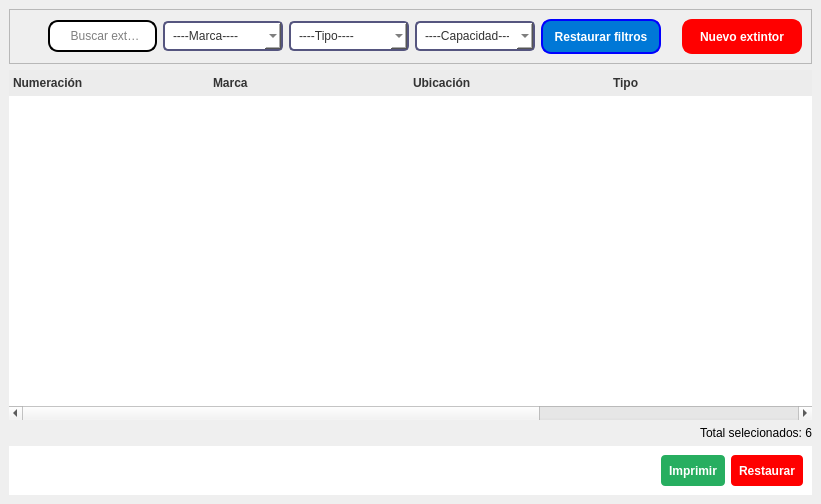
This is resources/ui/extintor_tab.ui in Julian2455/beatmat as Qt 5 draws it before an edit. The edited form follows.
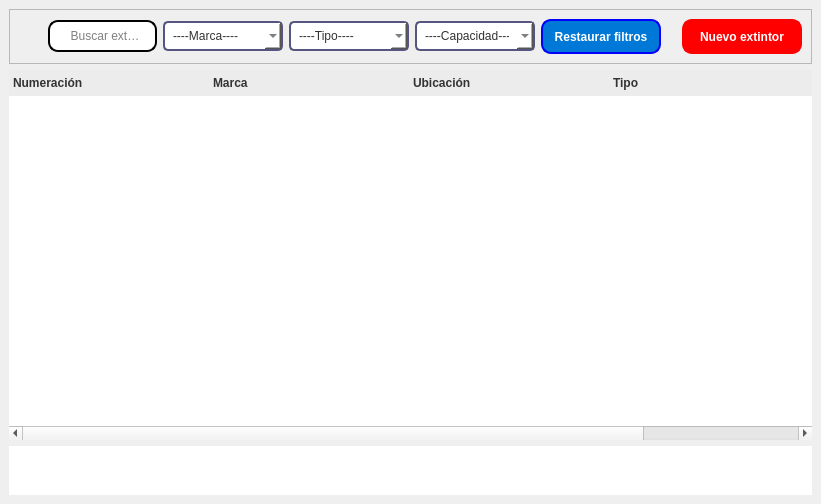
This is the edited form. Icons and pictures are not drawn.

Commit message: Nuevo controller/Falta el print de tarjetas

Diff of the .ui file:
```diff
--- a/resources/ui/extintor_tab.ui
+++ b/resources/ui/extintor_tab.ui
@@ -445,26 +445,6 @@
        <set>AlignLeading|AlignVCenter</set>
       </property>
      </column>
-     <column>
-      <property name="text">
-       <string>Imprimir</string>
-      </property>
-      <property name="font">
-       <font>
-        <bold>true</bold>
-       </font>
-      </property>
-      <property name="textAlignment">
-       <set>AlignLeading|AlignVCenter</set>
-      </property>
-     </column>
-    </widget>
-   </item>
-   <item alignment="Qt::AlignRight">
-    <widget class="QLabel" name="contador">
-     <property name="text">
-      <string>Total selecionados: 6</string>
-     </property>
     </widget>
    </item>
    <item>
@@ -590,43 +570,6 @@
         </property>
        </spacer>
       </item>
-      <item>
-       <widget class="QPushButton" name="print_ext">
-        <property name="font">
-         <font>
-          <bold>true</bold>
-         </font>
-        </property>
-        <property name="cursor">
-         <cursorShape>PointingHandCursor</cursorShape>
-        </property>
-        <property name="styleSheet">
-         <string notr="true">background-color: #27ae60;</string>
-        </property>
-        <property name="text">
-         <string>Imprimir</string>
-        </property>
-        <property name="icon">
-         <iconset>
-          <normaloff>../images/print.png</normaloff>../images/print.png</iconset>
-        </property>
-       </widget>
-      </item>
-      <item>
-       <widget class="QPushButton" name="pushButton_6">
-        <property name="font">
-         <font>
-          <bold>true</bold>
-         </font>
-        </property>
-        <property name="styleSheet">
-         <string notr="true">background-color: rgb(255, 0, 0);</string>
-        </property>
-        <property name="text">
-         <string>Restaurar</string>
-        </property>
-       </widget>
-      </item>
      </layout>
     </widget>
    </item>
```
The commit also changes 13 other files.
